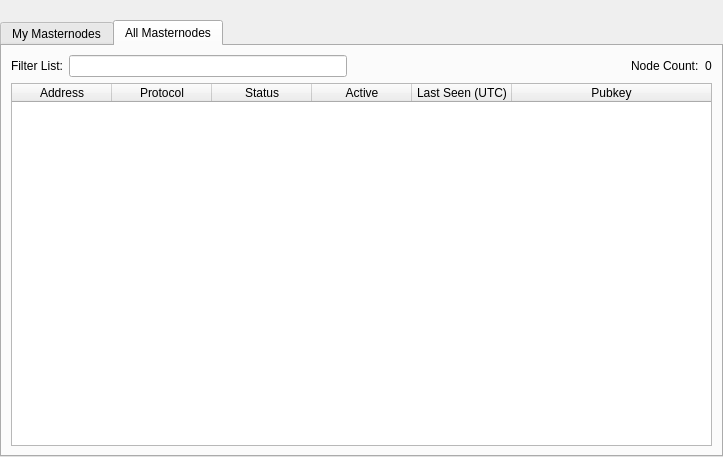
Before: the Qt Designer form src/qt/forms/masternodelist.ui in BareCrypto/bare-core, drawn with Qt 5.
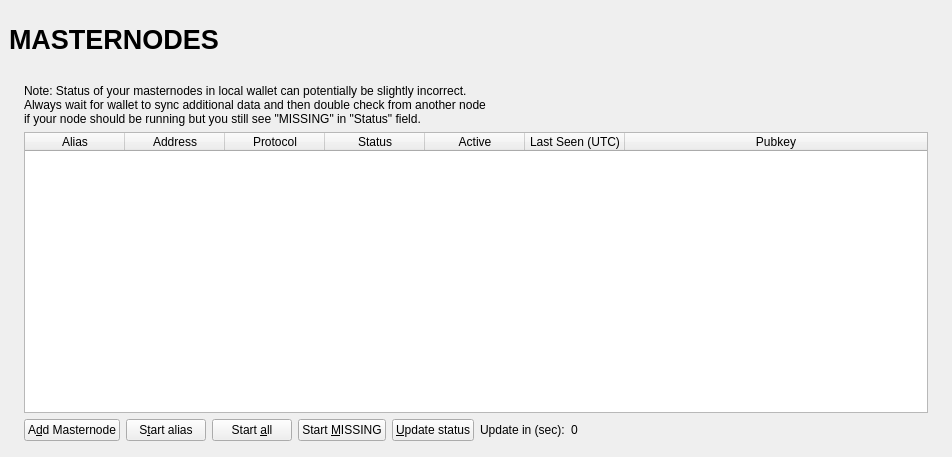
After: the same form once the commit is applied.

Commit message:
Inital push of candidate 2.0.0
Update Bare Core

```diff
--- a/src/qt/forms/masternodelist.ui
+++ b/src/qt/forms/masternodelist.ui
@@ -13,10 +13,30 @@
   <property name="windowTitle">
    <string>Form</string>
   </property>
-  <layout class="QVBoxLayout" name="topLayout">
+  <layout class="QVBoxLayout" name="topLayout" stretch="0">
    <property name="leftMargin">
+    <number>9</number>
+   </property>
+   <property name="topMargin">
+    <number>9</number>
+   </property>
+   <property name="rightMargin">
+    <number>9</number>
+   </property>
+   <property name="bottomMargin">
+    <number>9</number>
+   </property>
+   <item>
+    <layout class="QVBoxLayout" name="verticalLayout_Master" stretch="0,1">
+     <property name="spacing">
     <number>0</number>
    </property>
+     <item>
+      <widget class="QFrame" name="frame_Header">
+       <layout class="QVBoxLayout" name="verticalLayout_4">
+        <property name="leftMargin">
+         <number>0</number>
+        </property>
    <property name="topMargin">
     <number>0</number>
    </property>
@@ -27,40 +47,121 @@
     <number>0</number>
    </property>
    <item>
+         <layout class="QHBoxLayout" name="horizontalLayout_Header" stretch="1,0,1">
+          <item>
+           <widget class="QLabel" name="labelOverviewHeaderLeft">
+            <property name="minimumSize">
+             <size>
+              <width>464</width>
+              <height>60</height>
+             </size>
+            </property>
+            <property name="maximumSize">
+             <size>
+              <width>16777215</width>
+              <height>60</height>
+             </size>
+            </property>
+            <property name="font">
+             <font>
+              <pointsize>20</pointsize>
+              <weight>75</weight>
+              <bold>true</bold>
+             </font>
+            </property>
+            <property name="text">
+             <string>MASTERNODES</string>
+            </property>
+           </widget>
+          </item>
+          <item>
+           <spacer name="horizontalSpacer">
+            <property name="orientation">
+             <enum>Qt::Horizontal</enum>
+            </property>
+            <property name="sizeHint" stdset="0">
+             <size>
+              <width>40</width>
+              <height>20</height>
+             </size>
+            </property>
+           </spacer>
+          </item>
+          <item>
+           <widget class="QLabel" name="labelOverviewHeaderRight">
+            <property name="minimumSize">
+             <size>
+              <width>464</width>
+              <height>60</height>
+             </size>
+            </property>
+            <property name="maximumSize">
+             <size>
+              <width>16777215</width>
+              <height>60</height>
+             </size>
+            </property>
+            <property name="font">
+             <font>
+              <pointsize>14</pointsize>
+             </font>
+            </property>
+            <property name="text">
+             <string/>
+            </property>
+            <property name="alignment">
+             <set>Qt::AlignRight|Qt::AlignTrailing|Qt::AlignVCenter</set>
+            </property>
+           </widget>
+          </item>
+         </layout>
+        </item>
+       </layout>
+      </widget>
+     </item>
+     <item>
+      <widget class="QFrame" name="frame_BG">
+       <layout class="QVBoxLayout" name="verticalLayout_3">
+        <property name="leftMargin">
+         <number>6</number>
+        </property>
+        <property name="topMargin">
+         <number>6</number>
+        </property>
+        <property name="rightMargin">
+         <number>6</number>
+        </property>
+        <property name="bottomMargin">
+         <number>6</number>
+        </property>
+        <item>
+         <widget class="QFrame" name="frame_Content">
     <layout class="QVBoxLayout" name="verticalLayout">
+           <property name="spacing">
+            <number>0</number>
+           </property>
+           <property name="leftMargin">
+            <number>0</number>
+           </property>
+           <property name="topMargin">
+            <number>0</number>
+           </property>
+           <property name="rightMargin">
+            <number>0</number>
+           </property>
      <property name="bottomMargin">
       <number>0</number>
      </property>
      <item>
-      <spacer name="horizontalSpacer0">
-       <property name="orientation">
-        <enum>Qt::Horizontal</enum>
-       </property>
-       <property name="sizeHint" stdset="0">
-        <size>
-         <width>40</width>
-         <height>20</height>
-        </size>
-       </property>
-      </spacer>
-     </item>
-     <item>
-      <widget class="QTabWidget" name="tabWidget">
-       <property name="styleSheet">
-        <string notr="true"/>
-       </property>
-       <property name="currentIndex">
-        <number>1</number>
-       </property>
-       <widget class="QWidget" name="tabMyMasternodes">
-        <attribute name="title">
-         <string>My Masternodes</string>
-        </attribute>
         <layout class="QGridLayout" name="gridLayout_2">
+             <property name="spacing">
+              <number>2</number>
+             </property>
          <item row="0" column="0">
+              <widget class="QFrame" name="frameList">
           <layout class="QVBoxLayout" name="verticalLayout_2">
            <property name="bottomMargin">
-            <number>0</number>
+                 <number>1</number>
            </property>
            <item>
             <layout class="QHBoxLayout" name="horizontalLayout_note">
@@ -181,6 +282,13 @@
              <property name="bottomMargin">
               <number>0</number>
              </property>
+                 <item>
+                   <widget class="QPushButton" name="configureMasternodeButton">
+                    <property name="text">
+                     <string>A&amp;dd Masternode</string>
+                    </property>
+                   </widget>
+                  </item>
              <item>
               <widget class="QPushButton" name="startButton">
                <property name="text">
@@ -188,6 +296,13 @@
                </property>
               </widget>
              </item>
+                  <item>
+                   <widget class="QPushButton" name="startAllButton">
+                    <property name="text">
+                     <string>Start &amp;all</string>
+                    </property>
+                   </widget>
+                  </item>
              <item>
               <widget class="QPushButton" name="startMissingButton">
                <property name="text">
@@ -205,7 +320,7 @@
              <item>
               <widget class="QLabel" name="autoupdate_label">
                <property name="text">
-                <string>Status will be updated automatically in (sec):</string>
+                     <string>Update in (sec):</string>
                </property>
               </widget>
              </item>
@@ -232,150 +347,14 @@
             </layout>
            </item>
           </layout>
-         </item>
-        </layout>
-       </widget>
-       <widget class="QWidget" name="tabAllMasternodes">
-        <attribute name="title">
-         <string>All Masternodes</string>
-        </attribute>
-        <layout class="QGridLayout" name="gridLayout">
-         <item row="1" column="0">
-          <widget class="QTableWidget" name="tableWidgetMasternodes">
-           <property name="palette">
-            <palette>
-             <active>
-              <colorrole role="Text">
-               <brush brushstyle="SolidPattern">
-                <color alpha="255">
-                 <red>51</red>
-                 <green>51</green>
-                 <blue>51</blue>
-                </color>
-               </brush>
-              </colorrole>
-             </active>
-             <inactive>
-              <colorrole role="Text">
-               <brush brushstyle="SolidPattern">
-                <color alpha="255">
-                 <red>51</red>
-                 <green>51</green>
-                 <blue>51</blue>
-                </color>
-               </brush>
-              </colorrole>
-             </inactive>
-             <disabled>
-              <colorrole role="Text">
-               <brush brushstyle="SolidPattern">
-                <color alpha="255">
-                 <red>85</red>
-                 <green>85</green>
-                 <blue>85</blue>
-                </color>
-               </brush>
-              </colorrole>
-             </disabled>
-            </palette>
-           </property>
-           <property name="editTriggers">
-            <set>QAbstractItemView::NoEditTriggers</set>
-           </property>
-           <property name="alternatingRowColors">
-            <bool>true</bool>
-           </property>
-           <property name="selectionBehavior">
-            <enum>QAbstractItemView::SelectRows</enum>
-           </property>
-           <property name="sortingEnabled">
-            <bool>true</bool>
-           </property>
-           <attribute name="horizontalHeaderStretchLastSection">
-            <bool>true</bool>
-           </attribute>
-           <column>
-            <property name="text">
-             <string>Address</string>
-            </property>
-           </column>
-           <column>
-            <property name="text">
-             <string>Protocol</string>
-            </property>
-           </column>
-           <column>
-            <property name="text">
-             <string>Status</string>
-            </property>
-           </column>
-           <column>
-            <property name="text">
-             <string>Active</string>
-            </property>
-           </column>
-           <column>
-            <property name="text">
-             <string>Last Seen (UTC)</string>
-            </property>
-           </column>
-           <column>
-            <property name="text">
-             <string>Pubkey</string>
-            </property>
-           </column>
-          </widget>
-         </item>
-         <item row="0" column="0">
-          <layout class="QHBoxLayout" name="horizontalLayout_3">
-           <property name="bottomMargin">
-            <number>0</number>
-           </property>
-           <item>
-            <widget class="QLabel" name="label_filter">
-             <property name="text">
-              <string>Filter List:</string>
-             </property>
-            </widget>
-           </item>
-           <item>
-            <widget class="QLineEdit" name="filterLineEdit">
-             <property name="toolTip">
-              <string>Filter masternode list</string>
-             </property>
-            </widget>
-           </item>
-           <item>
-            <spacer name="horizontalSpacer_3">
-             <property name="orientation">
-              <enum>Qt::Horizontal</enum>
-             </property>
-             <property name="sizeHint" stdset="0">
-              <size>
-               <width>10</width>
-               <height>20</height>
-              </size>
-             </property>
-            </spacer>
-           </item>
-           <item>
-            <widget class="QLabel" name="label_count">
-             <property name="text">
-              <string>Node Count:</string>
-             </property>
-            </widget>
-           </item>
-           <item>
-            <widget class="QLabel" name="countLabel">
-             <property name="text">
-              <string>0</string>
-             </property>
-            </widget>
-           </item>
+              </widget>
+             </item>
           </layout>
          </item>
         </layout>
        </widget>
+        </item>
+       </layout>
       </widget>
      </item>
     </layout>
```
Lines whose indentation alone changed are shown as unchanged. The commit also changes 1029 other files.
